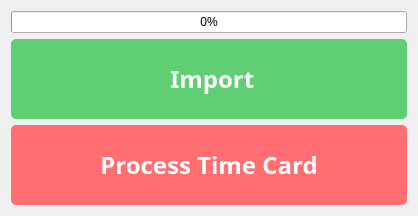
Before: the Qt Designer form output/MainWindow/MainFrame/Resources/UI/dialogImporter.ui in Maze711/systemPayroll, drawn with Qt 5.
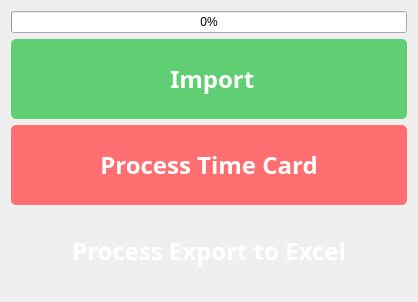
After: the same form once the commit is applied. Icons and pictures are not drawn.

```diff
--- a/output/MainWindow/MainFrame/Resources/UI/dialogImporter.ui
+++ b/output/MainWindow/MainFrame/Resources/UI/dialogImporter.ui
@@ -7,7 +7,7 @@
     <x>0</x>
     <y>0</y>
     <width>418</width>
-    <height>215</height>
+    <height>299</height>
    </rect>
   </property>
   <property name="windowTitle">
@@ -32,6 +32,20 @@
 border-radius: 5px;
 color: white;
 background-color: rgb(255, 110, 112);
+}
+
+#btnProcessTimeCard:hover{
+background-color: rgb(255, 80, 83);
+}
+
+#btnExportToExcel{
+border-radius: 5px;
+background-color: &quot;#344273&quot;;
+color: white;
+}
+
+#btnExportToExcel:hover{
+background-color: rgb(71, 91, 157);
 }</string>
   </property>
   <layout class="QGridLayout" name="gridLayout">
@@ -118,6 +132,43 @@
      </property>
     </widget>
    </item>
+   <item row="3" column="0">
+    <widget class="QPushButton" name="btnExportToExcel">
+     <property name="minimumSize">
+      <size>
+       <width>50</width>
+       <height>80</height>
+      </size>
+     </property>
+     <property name="font">
+      <font>
+       <family>Poppins</family>
+       <pointsize>18</pointsize>
+       <weight>75</weight>
+       <bold>true</bold>
+      </font>
+     </property>
+     <property name="cursor">
+      <cursorShape>PointingHandCursor</cursorShape>
+     </property>
+     <property name="styleSheet">
+      <string notr="true"/>
+     </property>
+     <property name="text">
+      <string>Process Export to Excel</string>
+     </property>
+     <property name="icon">
+      <iconset>
+       <normaloff>../../MainFrame/Resources/Icons/import.svg</normaloff>../../MainFrame/Resources/Icons/import.svg</iconset>
+     </property>
+     <property name="iconSize">
+      <size>
+       <width>30</width>
+       <height>30</height>
+      </size>
+     </property>
+    </widget>
+   </item>
   </layout>
  </widget>
  <resources/>
```
Left out of the diff: 74 changed lines with no effect on the pictures.
